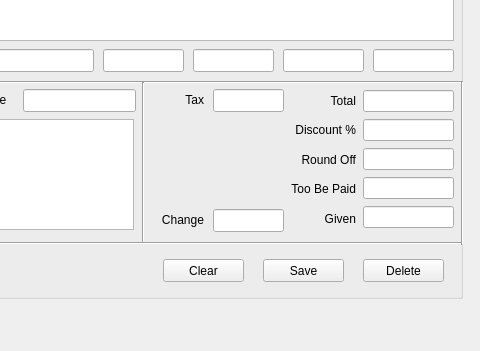
This is src/billform.ui in thamizha/angadi as Qt 5 draws it before an edit; both pictures show x 354 to 834 and y 304 to 655 of the 834 by 655 pixel window. The edited form follows.
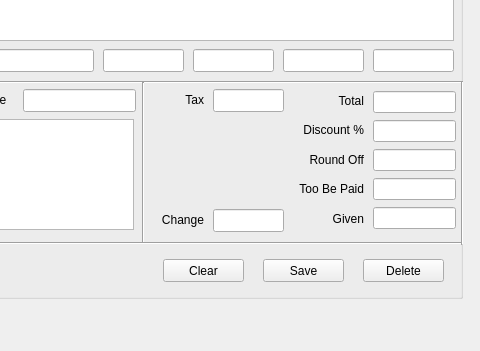
This is the edited form.

Commit message: Bill form ui changed

The edit to the form file:
```diff
--- a/src/billform.ui
+++ b/src/billform.ui
@@ -460,7 +460,7 @@
          <widget class="QWidget" name="layoutWidget">
           <property name="geometry">
            <rect>
-            <x>620</x>
+            <x>628</x>
             <y>320</y>
             <width>73</width>
             <height>141</height>
@@ -519,33 +519,6 @@
            </item>
           </layout>
          </widget>
-         <widget class="QWidget" name="layoutWidget">
-          <property name="geometry">
-           <rect>
-            <x>700</x>
-            <y>320</y>
-            <width>91</width>
-            <height>141</height>
-           </rect>
-          </property>
-          <layout class="QVBoxLayout" name="verticalLayout_2">
-           <item>
-            <widget class="QLineEdit" name="lineEditGrandTotal"/>
-           </item>
-           <item>
-            <widget class="QLineEdit" name="lineEditDiscount"/>
-           </item>
-           <item>
-            <widget class="QLineEdit" name="lineEditRoundOff"/>
-           </item>
-           <item>
-            <widget class="QLineEdit" name="lineEditTooBePaid"/>
-           </item>
-           <item>
-            <widget class="QLineEdit" name="lineEditGiven"/>
-           </item>
-          </layout>
-         </widget>
          <widget class="QWidget" name="layoutWidget">
           <property name="geometry">
            <rect>
@@ -678,6 +651,33 @@
            <enum>Qt::Vertical</enum>
           </property>
          </widget>
+         <widget class="QWidget" name="">
+          <property name="geometry">
+           <rect>
+            <x>710</x>
+            <y>321</y>
+            <width>83</width>
+            <height>141</height>
+           </rect>
+          </property>
+          <layout class="QVBoxLayout" name="verticalLayout_2">
+           <item>
+            <widget class="QLineEdit" name="lineEditGrandTotal"/>
+           </item>
+           <item>
+            <widget class="QLineEdit" name="lineEditDiscount"/>
+           </item>
+           <item>
+            <widget class="QLineEdit" name="lineEditRoundOff"/>
+           </item>
+           <item>
+            <widget class="QLineEdit" name="lineEditTooBePaid"/>
+           </item>
+           <item>
+            <widget class="QLineEdit" name="lineEditGiven"/>
+           </item>
+          </layout>
+         </widget>
         </widget>
        </item>
        <item>
```
The commit also changes 1 other file.
